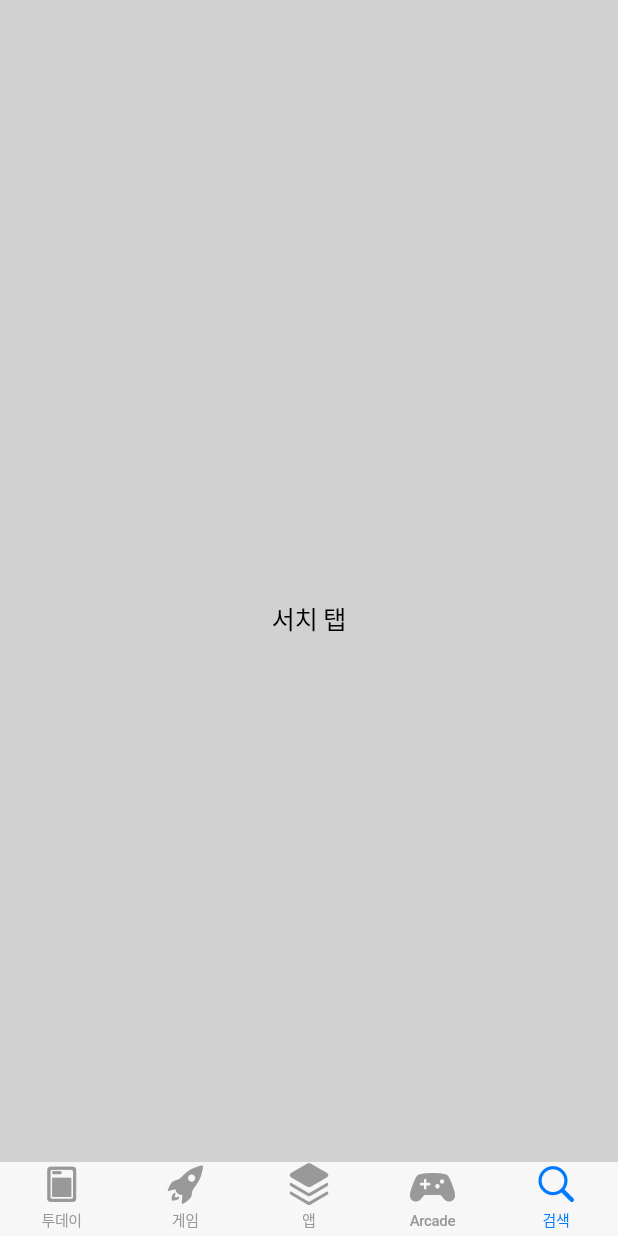
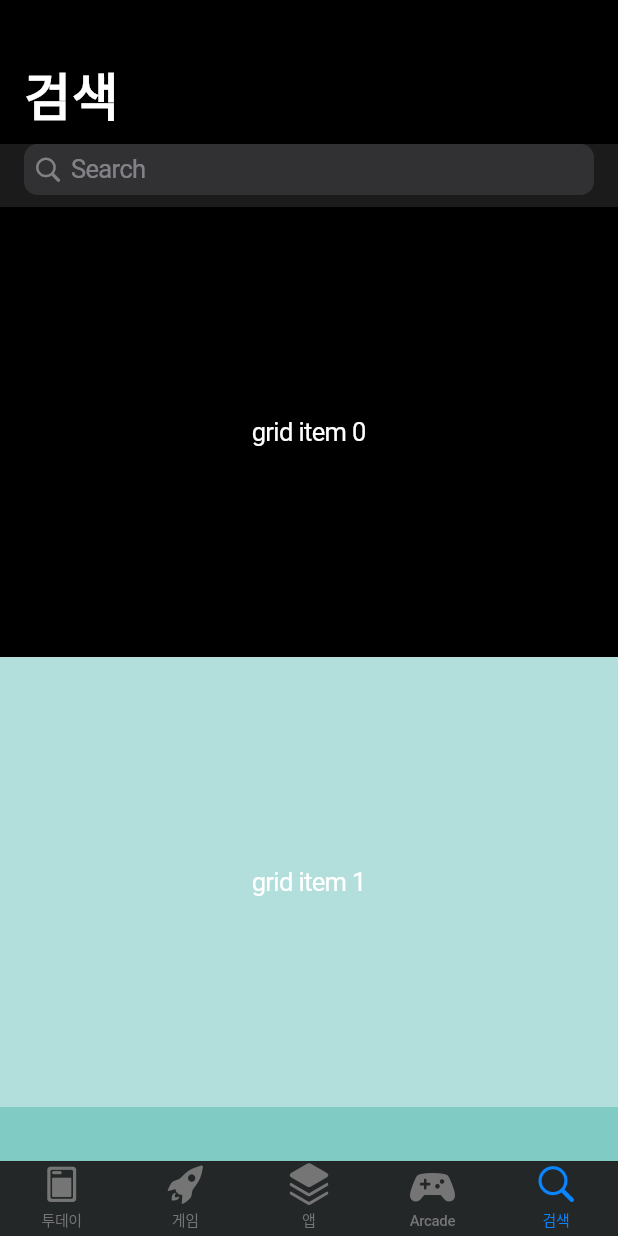
Before and after one commit to doitduri/DartStore, a Flutter app: the screen it shows after launch, item 5 of the bottom bar chosen, on a phone screen of 412 x 824 dp. Run offline on Flutter 3.47's test engine with Material 2 defaults, Android fonts, the phone set to English and light mode, and no system bars.

Commit message:
Feat(NavigationBar): Search NavigationBar Sliver type 추가

```diff
--- a/doitduri/lib/main.dart
+++ b/doitduri/lib/main.dart
@@ -14,7 +14,7 @@ class MyApp extends StatelessWidget {
   Widget build(BuildContext context) {
     return const CupertinoApp(
       theme: CupertinoThemeData(
-        brightness: Brightness.light,
+        brightness: Brightness.dark,
       ),
       home: HomePage()
     );
--- a/doitduri/lib/views/search/search_page.dart
+++ b/doitduri/lib/views/search/search_page.dart
@@ -1,4 +1,7 @@
 import 'package:flutter/cupertino.dart';
+import 'package:flutter/material.dart';
+
+import 'widgets/widgets.dart';
 
 class SearchPage extends StatefulWidget {
   const SearchPage({super.key});
@@ -8,17 +11,36 @@ class SearchPage extends StatefulWidget {
 }
 
 class _SearchState extends State<SearchPage> {
+  late TextEditingController searchController;
 
   @override
   void initState() {
     super.initState();
+    searchController = TextEditingController();
   }
 
   @override
   Widget build(BuildContext context) {
-    return Center(
-      child: Text("서치 탭")
+    return CustomScrollView(
+      slivers: <Widget>[
+        const CupertinoSliverNavigationBar(largeTitle: Text("검색")),
+        const SearchNavigationBar(),
+        SliverSafeArea(
+          sliver: SliverFixedExtentList(
+            itemExtent: 300,
+            delegate: SliverChildBuilderDelegate(
+              (BuildContext context, int index) {
+                return Container(
+                  alignment: Alignment.center,
+                  color: Colors.teal[100 * (index % 9)],
+                  child: Text('grid item $index'),
+                );
+              },
+              childCount: 20,
+            ),
+          ),
+        )
+      ],
     );
   }
-
 }
--- a/doitduri/lib/views/search/search_screen.dart
+++ b/doitduri/lib/views/search/search_screen.dart
@@ -6,14 +6,14 @@ class SearchScreen extends StatelessWidget {
 
   const SearchScreen({super.key});
 
-
-
   @override
   Widget build(BuildContext context) {
-    return CupertinoTabView(
-      builder: (BuildContext context) {
-        return SearchPage();
-      },
+    return const CupertinoPageScaffold(
+      // navigationBar: CupertinoNavigationBar(
+      //   middle: Text("검색"),
+      //   trailing: Icon(CupertinoIcons.person_alt_circle),
+      // ),
+      child: SearchPage()
     );
   }
 }
--- /dev/null
+++ b/doitduri/lib/views/search/widgets/widgets.dart
@@ -0,0 +1 @@
+export 'search_navigatioBar.dart';
```
Also changed, not shown: doitduri/lib/views/search/widgets/search_navigatioBar.dart (added, +74 -0 lines).
